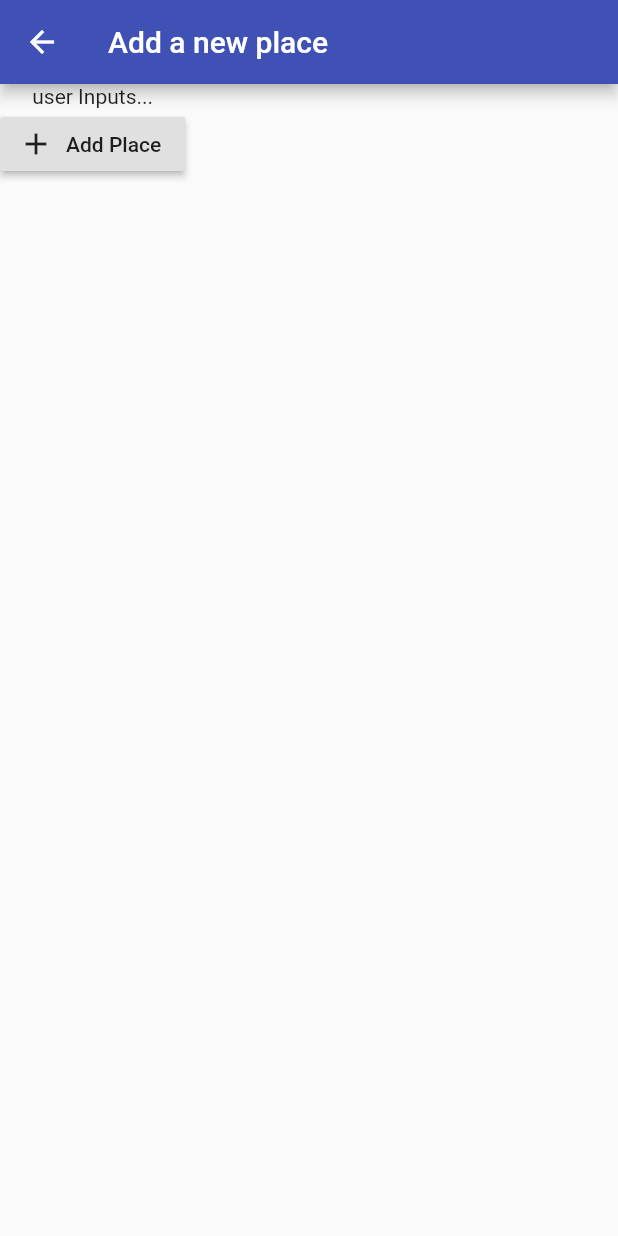
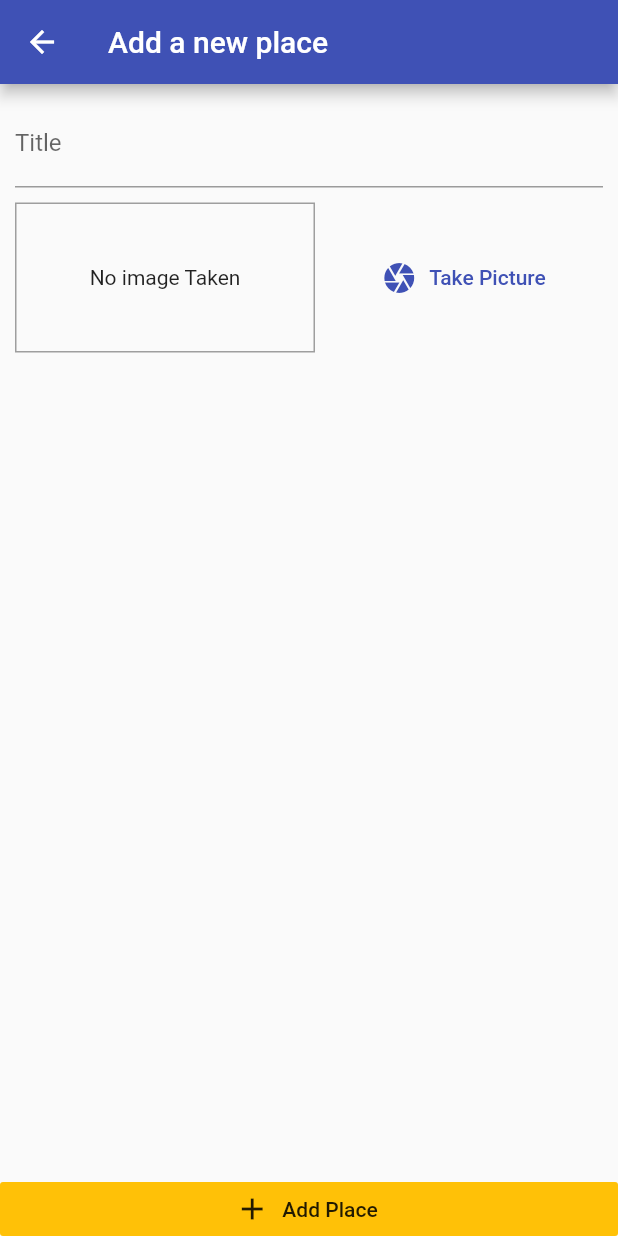
Before and after one commit to viktorvoltz/myphoto, a Flutter app: the AddPlaceScreen screen opened by its route, on a phone screen of 412 x 824 dp. Run offline on Flutter 3.47's test engine with Material 2 defaults, Android fonts, the phone set to English and light mode, and no system bars.

Commit message:
adding imagepicker

```diff
--- a/lib/main.dart
+++ b/lib/main.dart
@@ -14,6 +14,7 @@ class MyApp extends StatelessWidget {
     return ChangeNotifierProvider.value(
       value: GreatPlaces(),
           child: MaterialApp(
+            debugShowCheckedModeBanner: false,
         title: 'Great Places',
         theme: ThemeData(accentColor: Colors.amber, primarySwatch: Colors.indigo),
         home: PlacesListScreen(),
--- a/lib/screens/add_place_screen.dart
+++ b/lib/screens/add_place_screen.dart
@@ -1,4 +1,5 @@
 import 'package:flutter/material.dart';
+import '../widgets/image_input.dart';
 
 class AddPlaceScreen extends StatefulWidget {
   static const routeName = '/add-place';
@@ -8,16 +9,43 @@ class AddPlaceScreen extends StatefulWidget {
 }
 
 class _AddPlaceScreenState extends State<AddPlaceScreen> {
+  final _titleController = TextEditingController();
+
   @override
   Widget build(BuildContext context) {
     return Scaffold(
       appBar: AppBar(
         title: Text('Add a new place'),
       ),
-      body: Column(children: <Widget>[
-        Text('user Inputs...'),
-        RaisedButton.icon(onPressed: (){}, icon: Icon(Icons.add), label: Text('Add Place'))
-      ],),
+      body: Column(
+        crossAxisAlignment: CrossAxisAlignment.stretch,
+        children: <Widget>[
+          Expanded(
+              child: SingleChildScrollView(
+            child: Padding(
+              padding: EdgeInsets.all(10),
+              child: Column(
+                children: <Widget>[
+                  TextField(
+                    decoration: InputDecoration(labelText: 'Title'),
+                    controller: _titleController,
+                  ),
+                  SizedBox(height: 10,),
+                  ImageInput(),
+                ],
+              ),
+            ),
+          )),
+          RaisedButton.icon(
+            onPressed: () {},
+            icon: Icon(Icons.add),
+            label: Text('Add Place'),
+            elevation: 0,
+            materialTapTargetSize: MaterialTapTargetSize.shrinkWrap,
+            color: Theme.of(context).accentColor,
+          )
+        ],
+      ),
     );
   }
 }
--- /dev/null
+++ b/lib/widgets/image_input.dart
@@ -0,0 +1,41 @@
+import 'package:flutter/material.dart';
+import 'dart:io';
+
+class ImageInput extends StatefulWidget {
+  @override
+  _ImageInputState createState() => _ImageInputState();
+}
+
+class _ImageInputState extends State<ImageInput> {
+  File _storedImage;
+
+  @override
+  Widget build(BuildContext context) {
+    return Row(
+      children: <Widget>[
+        Container(
+          width: 200,
+          height: 100,
+          decoration: BoxDecoration(
+            border: Border.all(width: 1, color: Colors.grey),
+          ),
+          child: _storedImage != null
+              ? Image.file(_storedImage,
+                  fit: BoxFit.cover, width: double.infinity)
+              : Text('No image Taken', textAlign: TextAlign.center,),
+          alignment: Alignment.center,
+        ),
+        SizedBox(
+          width: 10,
+        ),
+        Expanded(
+            child: FlatButton.icon(
+          icon: Icon(Icons.camera),
+          label: Text('Take Picture'),
+          textColor: Theme.of(context).primaryColor,
+          onPressed: () {},
+        )),
+      ],
+    );
+  }
+}
```
